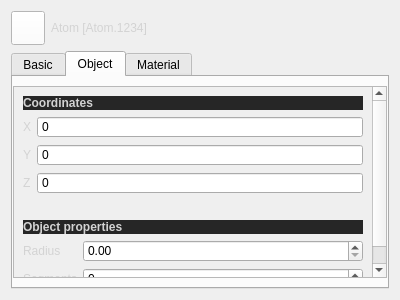
This is QChromosome/attributes.ui in Michalaq/ChromosomeVisualizer as Qt 5 draws it before an edit. The edited form follows.
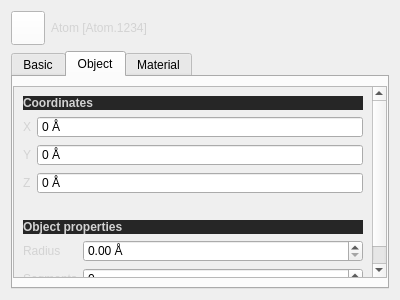
This is the edited form. The open tabs and pages were chosen to show the change. Icons and pictures are not drawn. Custom widgets are drawn as their Qt base class.

```diff
--- a/QChromosome/attributes.ui
+++ b/QChromosome/attributes.ui
@@ -265,6 +265,9 @@
                <property name="buttonSymbols">
                 <enum>QAbstractSpinBox::NoButtons</enum>
                </property>
+               <property name="suffix">
+                <string> Å</string>
+               </property>
               </widget>
              </item>
              <item row="1" column="1">
@@ -275,6 +278,9 @@
                <property name="buttonSymbols">
                 <enum>QAbstractSpinBox::NoButtons</enum>
                </property>
+               <property name="suffix">
+                <string> Å</string>
+               </property>
               </widget>
              </item>
              <item row="0" column="1">
@@ -285,6 +291,9 @@
                <property name="buttonSymbols">
                 <enum>QAbstractSpinBox::NoButtons</enum>
                </property>
+               <property name="suffix">
+                <string> Å</string>
+               </property>
               </widget>
              </item>
             </layout>
@@ -335,7 +344,11 @@
               <widget class="QSpinBox" name="spinBox_4"/>
              </item>
              <item row="0" column="1">
-              <widget class="QDoubleSpinBox" name="doubleSpinBox"/>
+              <widget class="QDoubleSpinBox" name="doubleSpinBox">
+               <property name="suffix">
+                <string> Å</string>
+               </property>
+              </widget>
              </item>
             </layout>
            </item>
```
Left out of the diff: 9 changed lines with no effect on the pictures.
